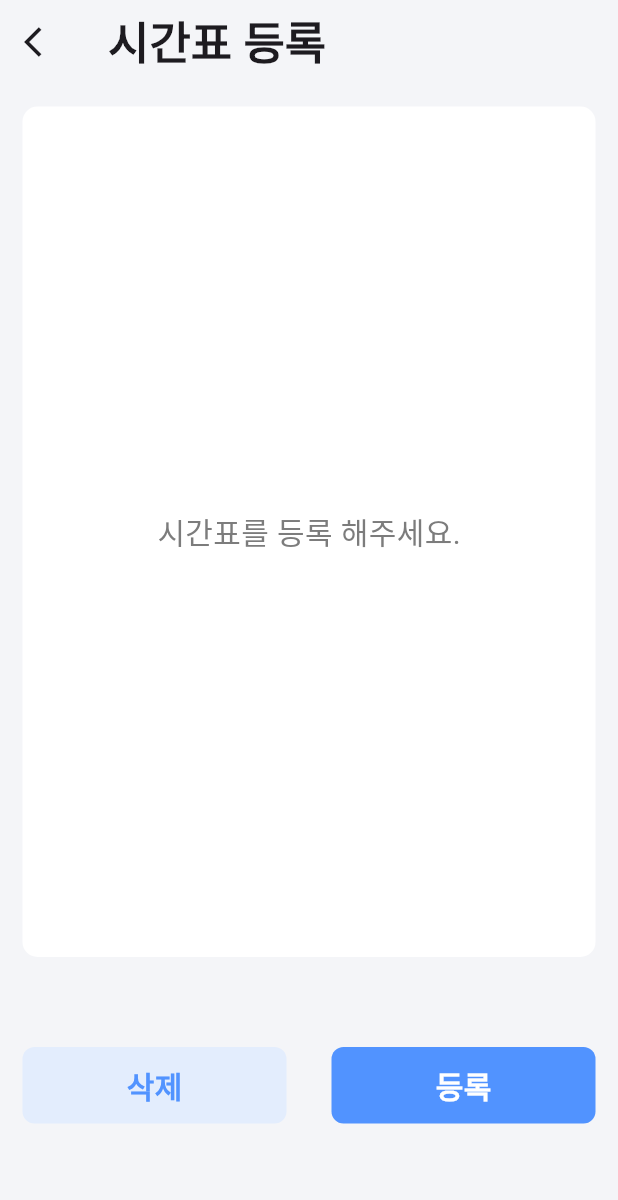
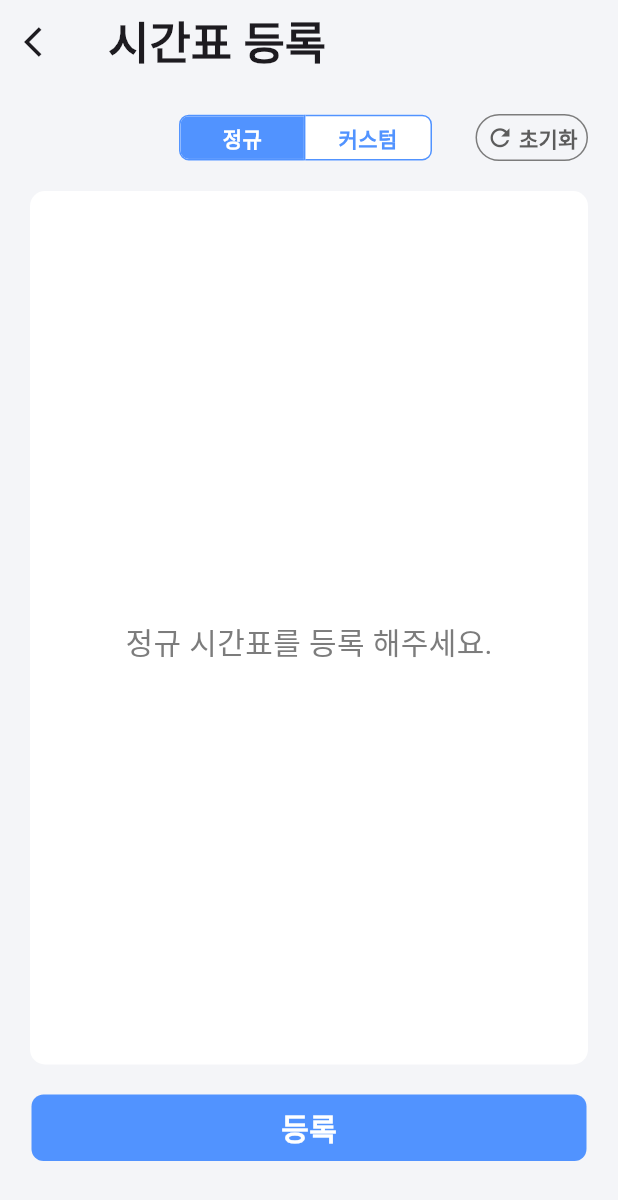
Before and after one commit to AIIA-GCU/VinTeum-FE, a Flutter app: the TimetableScreen screen opened directly, on a phone screen of 412 x 824 dp. Shown: the top 1200 px of the screen. Run offline on Flutter 3.47's test engine with Material 3 defaults, Android fonts, the light colour scheme and no system bars; our stand-ins replace image_picker; Roboto replaces fonts that are missing (Pretendard).

Commit message:
[feat] 정규/커스텀 시간표 관리 기능

```diff
--- a/lib/Page/Home_Screen.dart
+++ b/lib/Page/Home_Screen.dart
@@ -23,8 +23,8 @@ class _HomeScreenState extends State<HomeScreen> {
   @override
   Widget build(BuildContext context) {
     List<Widget> data = [
-      // GroupList(title: "그룹1", number: "5"),
-      // GroupList(title: "그룹1", number: "5"),
+      GroupList(title: "그룹1", number: 5),
+      GroupList(title: "그룹1", number: 3),
       // GroupList(title: "그룹1", number: "5"),
       // GroupList(title: "그룹1", number: "5"),
     ];
--- a/lib/Page/Timetable_Screen.dart
+++ b/lib/Page/Timetable_Screen.dart
@@ -26,8 +26,13 @@ class _TimetableScreenState extends State<TimetableScreen> {
   String? fileName;
   String? filePath;
 
+  bool isRegular = true;
+  bool isCustom = false;
+  late List<bool> isSelected;
+
   @override
   void initState() {
+    isSelected = [isRegular, isCustom];
     super.initState();
   }
 
@@ -62,94 +67,145 @@ class _TimetableScreenState extends State<TimetableScreen> {
             style: TextStyle(fontWeight: FontWeight.bold, fontSize: 30)),
       ),
       body: Padding(
-        padding: const EdgeInsets.symmetric(horizontal: 15, vertical: 15),
+        padding: const EdgeInsets.fromLTRB(20, 20, 20, 50),
         child: Column(
           children: [
+            Row(
+              mainAxisAlignment: MainAxisAlignment.end,
+              children: [
+                Container(
+                  height: ratio.height * 33,
+                  decoration: BoxDecoration(
+                      color: Colors.white,
+                      borderRadius: BorderRadius.all(Radius.circular(8))),
+                  child: ToggleButtons(
+                      disabledColor: Colors.white,
+                      renderBorder: true,
+                      borderRadius: BorderRadius.circular(6),
+                      borderWidth: 1,
+                      borderColor: VinTeumColors.mainBlue,
+                      selectedBorderColor: VinTeumColors.mainBlue,
+                      fillColor: VinTeumColors.mainBlue,
+                      color: VinTeumColors.mainBlue,
+                      selectedColor: Colors.white,
+                      children: [
+                        Padding(
+                          padding: const EdgeInsets.symmetric(horizontal: 28),
+                          child: Text("정규",
+                              style: TextStyle(fontWeight: FontWeight.bold)),
+                        ),
+                        Padding(
+                          padding: const EdgeInsets.symmetric(horizontal: 22),
+                          child: Text("커스텀",
+                              style: TextStyle(fontWeight: FontWeight.bold)),
+                        )
+                      ],
+                      isSelected: isSelected,
+                      onPressed: toggleSelect),
+                ),
+                SizedBox(width: ratio.width * 29),
+                Container(
+                  width: ratio.width * 75,
+                  height: ratio.height * 34,
+                  decoration: BoxDecoration(
+                    borderRadius: BorderRadius.all(
+                      Radius.circular(20),
+                    ),
+                    border: Border.all(color: VinTeumColors.darkgrey),
+                  ),
+                  child: GestureDetector(
+                    onTap: () {
+                      CustomDialog(
+                          context: context,
+                          title: "시간표 등록",
+                          dialogContent: "시간표를 삭제하시겠습니까?",
+                          buttonText: "",
+                          buttonCount: 2,
+                          func: () {
+                            setState(() {
+                              selected = false;
+                              Navigator.pop(context);
+                            });
+                          });
+                    },
+                    child: Row(
+                      mainAxisAlignment: MainAxisAlignment.center,
+                      children: [
+                        Icon(Icons.refresh,
+                            color: VinTeumColors.grey3, size: 19),
+                        SizedBox(width: ratio.width * 3),
+                        Text(
+                          '초기화',
+                          style: TextStyle(
+                            fontSize: 14,
+                            fontWeight: FontWeight.bold,
+                            color: VinTeumColors.grey3,
+                          ),
+                        ),
+                      ],
+                    ),
+                  ),
+                ),
+              ],
+            ),
             selected == false
                 ? Expanded(
+                    child: Padding(
+                      padding: const EdgeInsets.symmetric(vertical: 20),
                       child: Container(
                         width: double.infinity,
                         decoration: BoxDecoration(
                           color: Colors.white,
                           borderRadius: BorderRadius.circular(10),
                         ),
-                child: Center(child: Text("시간표를 등록 해주세요.", style: TextStyle(
-                    color: VinTeumColors.darkgrey, fontSize: 20))),
+                        child: Column(
+                          mainAxisAlignment: MainAxisAlignment.center,
+                          children: [
+                            SizedBox(height: ratio.height * 20),
+                            isRegular == true
+                                ? Center(
+                                    child: Text("정규 시간표를 등록 해주세요.",
+                                        style: TextStyle(
+                                            color: VinTeumColors.darkgrey,
+                                            fontSize: 20)))
+                                : Center(
+                                    child: Text("커스텀 시간표를 등록 해주세요.",
+                                        style: TextStyle(
+                                            color: VinTeumColors.darkgrey,
+                                            fontSize: 20))),
+                          ],
+                        ),
+                      ),
                     ),
                   )
                 : Expanded(
                     child: Container(child: Image.file(File(image!.path))),
                   ),
-            Padding(
-              padding: const EdgeInsets.symmetric(vertical: 60),
-              child: Row(
-                mainAxisAlignment: MainAxisAlignment.center,
-                children: [
-                  Expanded(
-                    child: GestureDetector(
-                      onTap: () {
-                        CustomDialog(context: context,
-                            title: "시간표 등록",
-                            dialogContent: "시간표를 삭제하시겠습니까?",
-                            buttonText: "",
-                            buttonCount: 2,
-                            func: (){
-                              setState(() {
-                                selected = false;
-                                Navigator.pop(context);
-                            });
-
-                        });
-                      },
-                      child: Container(
-                          padding: const EdgeInsets.symmetric(vertical: 11),
-                          width: double.infinity,
-                          decoration: BoxDecoration(
-                            color: VinTeumColors.subBlue2,
-                            borderRadius: BorderRadius.circular(8),
-                          ),
-                          child: Center(
-                            child: Text(
-                              "삭제",
-                              style: TextStyle(
-                                  fontSize: 20,
-                                  color: VinTeumColors.mainBlue,
-                                  fontWeight: FontWeight.bold),
-                            ),
-                          )),
-                    ),
-                  ),
-                  SizedBox(width: ratio.width * 30),
-
-                  Expanded(
-                    child: GestureDetector(
-                      onTap: () async {
+            CustomButton(
+              width: 370,
+              height: 48,
+              text: "등록",
+              func: () async {
                 await uploadImage(ImageSource.gallery);
               },
-                      child: Container(
-                          padding: const EdgeInsets.symmetric(vertical: 11),
-                          width: double.infinity,
-                          decoration: BoxDecoration(
-                            color: VinTeumColors.mainBlue,
-                            borderRadius: BorderRadius.circular(8),
-                          ),
-                          child: Center(
-                            child: Text(
-                              "등록",
-                              style: TextStyle(
-                                  fontSize: 20,
-                                  color: Colors.white,
-                                  fontWeight: FontWeight.bold),
-                            ),
-                          )),
-                    ),
-                  ),
-                ],
-              ),
+              buttonCount: 1,
             )
           ],
         ),
       ),
     );
   }
+
+  void toggleSelect(value) {
+    if (value == 0) {
+      isRegular = true;
+      isCustom = false;
+    } else {
+      isRegular = false;
+      isCustom = true;
     }
+    setState(() {
+      isSelected = [isRegular, isCustom];
+    });
+  }
+}
--- a/lib/Page/splash_Screen.dart
+++ b/lib/Page/splash_Screen.dart
@@ -38,7 +38,7 @@ class _SplashScreenState extends State<SplashScreen> {
               child: Image.asset("assets/logo/logo.png"),
             ),
             SizedBox(height: 20),
-            Text("빈 시간을 찾는 플랫폼 빈틈.", style: TextStyle(fontSize: 24),),
+            Text("빈 시간을 찾는 플랫폼 빈틈.", style: TextStyle(fontWeight: FontWeight.bold, fontSize: 24),),
           ],
         ),
       ),
```
Lines whose indentation alone changed are shown as unchanged.
